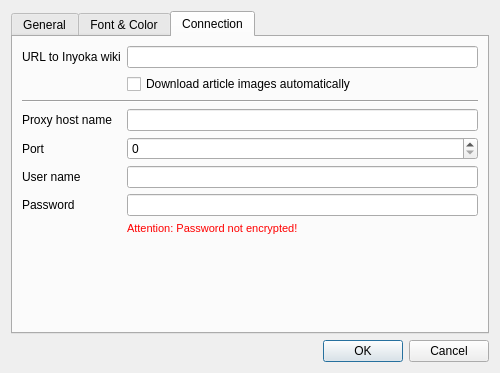
First picture: the form in src/CSettingsDialog.ui, repository inyokaproject/inyokaedit, before the edit.
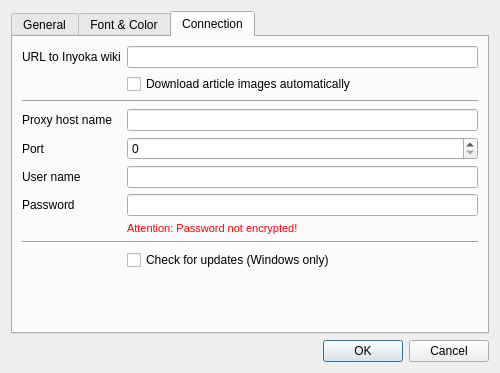
Second picture: the form after the edit. The open tabs and pages were chosen to show the change. Icons and pictures are not drawn.

Commit message: Added check for updates (Windows only); moved stuff to CUtils.

Diff of the .ui file:
```diff
--- a/src/CSettingsDialog.ui
+++ b/src/CSettingsDialog.ui
@@ -780,6 +780,20 @@
          </property>
         </widget>
        </item>
+       <item row="8" column="0" colspan="2">
+        <widget class="Line" name="line3">
+         <property name="orientation">
+          <enum>Qt::Horizontal</enum>
+         </property>
+        </widget>
+       </item>
+       <item row="9" column="1">
+        <widget class="QCheckBox" name="WindowsUpdateCheck">
+         <property name="text">
+          <string>Check for updates (Windows only)</string>
+         </property>
+        </widget>
+       </item>
       </layout>
      </widget>
     </widget>
```
The commit also changes 11 other files.
